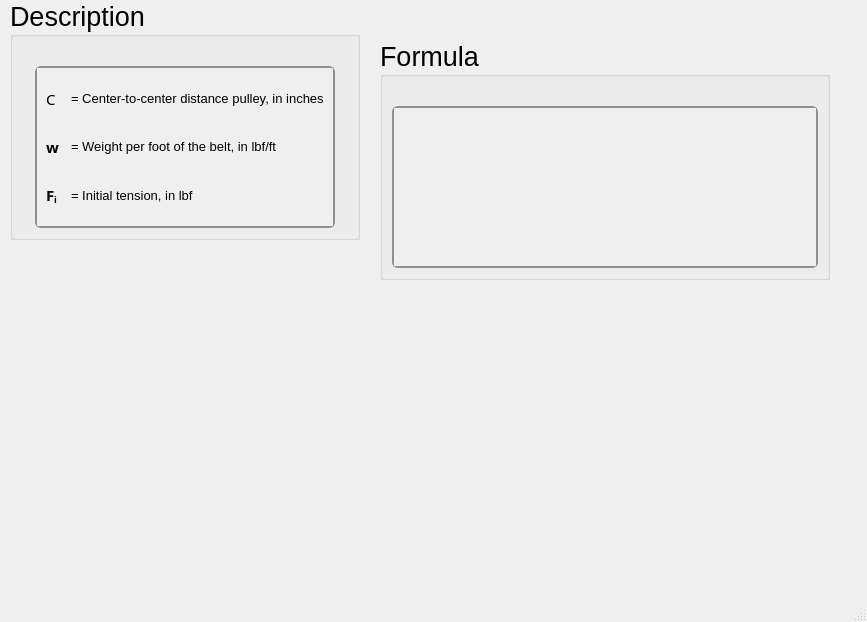
The window that ui/belt_dip.ui (Ah00ra/HNNS) describes before a commit, drawn with Qt 5.
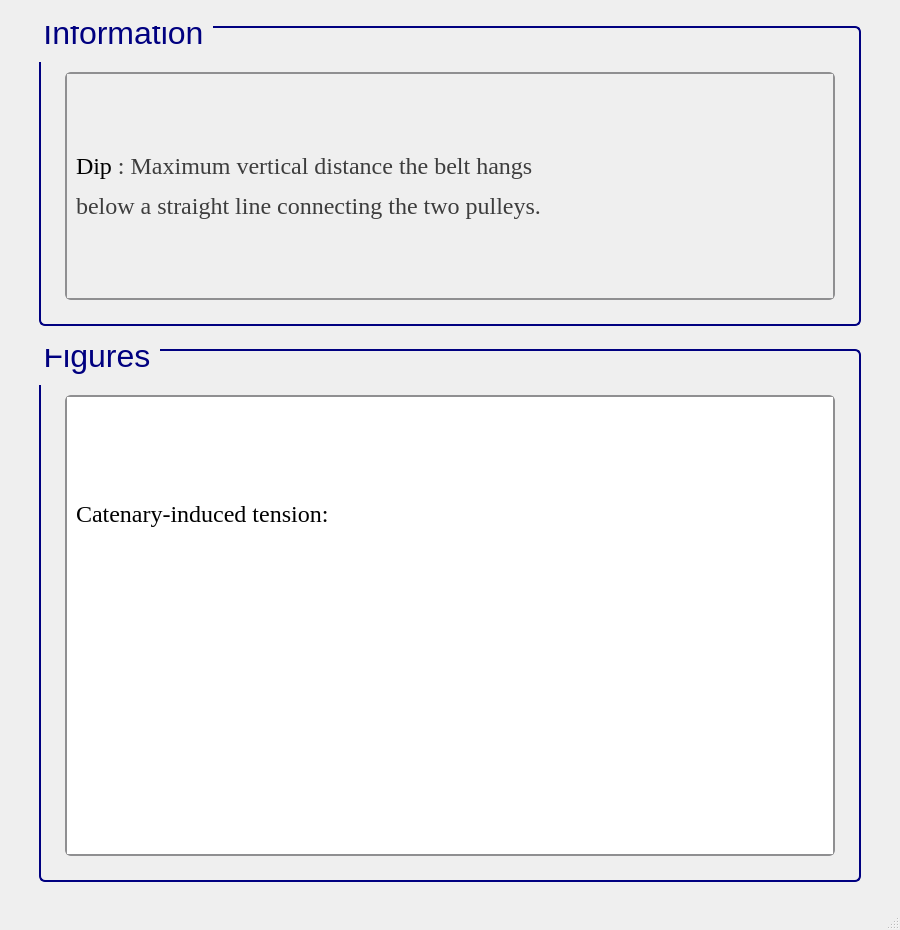
The same window after the commit. Icons and pictures are not drawn.

Commit message: Add ui info to belt and flatbelt metal

The edit to the form file:
```diff
--- a/ui/belt_dip.ui
+++ b/ui/belt_dip.ui
@@ -6,75 +6,125 @@
    <rect>
     <x>0</x>
     <y>0</y>
-    <width>867</width>
-    <height>622</height>
+    <width>900</width>
+    <height>930</height>
    </rect>
   </property>
+  <property name="sizePolicy">
+   <sizepolicy hsizetype="Fixed" vsizetype="Fixed">
+    <horstretch>0</horstretch>
+    <verstretch>0</verstretch>
+   </sizepolicy>
+  </property>
+  <property name="minimumSize">
+   <size>
+    <width>900</width>
+    <height>930</height>
+   </size>
+  </property>
   <property name="windowTitle">
    <string>MainWindow</string>
   </property>
   <widget class="QWidget" name="centralwidget">
-   <widget class="QGroupBox" name="groupBox_120">
-    <property name="geometry">
-     <rect>
-      <x>10</x>
-      <y>0</y>
-      <width>350</width>
-      <height>240</height>
-     </rect>
-    </property>
+   <layout class="QGridLayout" name="gridLayout">
+    <item row="0" column="1">
+     <spacer name="verticalSpacer_26">
+      <property name="orientation">
+       <enum>Qt::Vertical</enum>
+      </property>
+      <property name="sizeType">
+       <enum>QSizePolicy::Fixed</enum>
+      </property>
+      <property name="sizeHint" stdset="0">
+       <size>
+        <width>819</width>
+        <height>17</height>
+       </size>
+      </property>
+     </spacer>
+    </item>
+    <item row="1" column="1">
+     <widget class="QGroupBox" name="groupBox_125">
     <property name="sizePolicy">
-     <sizepolicy hsizetype="Minimum" vsizetype="Minimum">
+       <sizepolicy hsizetype="Fixed" vsizetype="Fixed">
       <horstretch>0</horstretch>
       <verstretch>0</verstretch>
      </sizepolicy>
     </property>
     <property name="minimumSize">
      <size>
-      <width>350</width>
-      <height>0</height>
+        <width>822</width>
+        <height>300</height>
      </size>
     </property>
     <property name="maximumSize">
      <size>
-      <width>350</width>
-      <height>241</height>
+        <width>822</width>
+        <height>300</height>
      </size>
     </property>
     <property name="font">
      <font>
       <family>Segoe UI</family>
-      <pointsize>20</pointsize>
+        <pointsize>24</pointsize>
       <weight>50</weight>
       <italic>false</italic>
       <bold>false</bold>
      </font>
     </property>
+      <property name="styleSheet">
+       <string notr="true">QGroupBox {
+    border: 2px solid navy;
+    border-radius: 6px;
+    background-color: qlineargradient(x1:0, y1:0, x2:0, y2:1,
+                                      stop:0 #f6f7fa, stop:1 #dadbde);
+    font: 24pt &quot;Segoe UI&quot;;
+    padding: 5px; /* add padding inside the group box */
+    color: black;
+}
+QGroupBox::title {
+    subcontrol-origin: margin;
+    subcontrol-position: top left;
+    padding-left: 0px;
+    padding-right: 5px;
+    padding-top: 0px;
+    margin-top: -22px;  /* shift title up */
+    color: navy;
+    font-weight: bold;
+}
+</string>
+      </property>
     <property name="title">
-     <string>Description</string>
-    </property>
-    <layout class="QGridLayout" name="gridLayout_248">
-     <item row="1" column="0">
-      <widget class="QScrollArea" name="scrollArea_38">
+       <string>Information</string>
+      </property>
+      <layout class="QGridLayout" name="gridLayout_255">
+       <item row="1" column="2">
+        <spacer name="verticalSpacer_36">
+         <property name="orientation">
+          <enum>Qt::Horizontal</enum>
+         </property>
+         <property name="sizeType">
+          <enum>QSizePolicy::Fixed</enum>
+         </property>
+         <property name="sizeHint" stdset="0">
+          <size>
+           <width>10</width>
+           <height>20</height>
+          </size>
+         </property>
+        </spacer>
+       </item>
+       <item row="1" column="1">
+        <widget class="QScrollArea" name="scrollArea_43">
        <property name="sizePolicy">
         <sizepolicy hsizetype="Minimum" vsizetype="Minimum">
          <horstretch>0</horstretch>
          <verstretch>0</verstretch>
         </sizepolicy>
        </property>
-       <property name="maximumSize">
-        <size>
-         <width>300</width>
-         <height>361</height>
-        </size>
-       </property>
        <property name="font">
         <font>
-         <family>Segoe UI</family>
          <pointsize>15</pointsize>
-         <weight>50</weight>
-         <italic>false</italic>
-         <bold>false</bold>
         </font>
        </property>
        <property name="styleSheet">
@@ -147,133 +197,126 @@
        <property name="widgetResizable">
         <bool>true</bool>
        </property>
-       <widget class="QWidget" name="scrollAreaWidgetContents_38">
+         <widget class="QWidget" name="scrollAreaWidgetContents_43">
         <property name="geometry">
          <rect>
           <x>0</x>
           <y>0</y>
-          <width>304</width>
-          <height>132</height>
-         </rect>
-        </property>
-        <layout class="QGridLayout" name="gridLayout_111">
+            <width>754</width>
+            <height>212</height>
+           </rect>
+          </property>
+          <layout class="QGridLayout" name="gridLayout_3">
          <item row="0" column="0">
           <widget class="QLabel" name="label_17">
            <property name="font">
             <font>
-             <family>Segoe UI Variable Small Semibol</family>
-             <pointsize>11</pointsize>
+               <family>Times New Roman</family>
+               <pointsize>18</pointsize>
              <weight>50</weight>
              <bold>false</bold>
             </font>
            </property>
+             <property name="cursor">
+              <cursorShape>ArrowCursor</cursorShape>
+             </property>
+             <property name="frameShape">
+              <enum>QFrame::NoFrame</enum>
+             </property>
            <property name="text">
-            <string>C</string>
+              <string>&lt;html&gt;&lt;head/&gt;&lt;body&gt;&lt;p&gt;&lt;span style=&quot; color:#000000;&quot;&gt;Dip&lt;/span&gt;&lt;span style=&quot; color:#3d3d3d;&quot;&gt; : M&lt;/span&gt;&lt;span style=&quot; color:#3d3d3d;&quot;&gt;aximum vertical distance&lt;/span&gt;&lt;span style=&quot; color:#3d3d3d;&quot;&gt; the belt hangs&lt;/span&gt;&lt;/p&gt;&lt;p&gt;&lt;span style=&quot; color:#3d3d3d;&quot;&gt; below a straight line connecting the two pulleys.&lt;/span&gt;&lt;/p&gt;&lt;/body&gt;&lt;/html&gt;</string>
            </property>
           </widget>
          </item>
-         <item row="0" column="1" colspan="2">
-          <widget class="QLabel" name="htext_368">
-           <property name="font">
-            <font>
-             <family>MS Shell Dlg 2</family>
-             <pointsize>10</pointsize>
-             <weight>50</weight>
-             <italic>false</italic>
-             <bold>false</bold>
-            </font>
-           </property>
-           <property name="text">
-            <string>&lt;html&gt;&lt;head/&gt;&lt;body&gt;&lt;p&gt;= Center-to-center distance pulley, in inches&lt;/p&gt;&lt;/body&gt;&lt;/html&gt;</string>
-           </property>
-          </widget>
+          </layout>
+         </widget>
+        </widget>
+       </item>
+       <item row="2" column="1">
+        <spacer name="verticalSpacer_37">
+         <property name="orientation">
+          <enum>Qt::Vertical</enum>
+         </property>
+         <property name="sizeType">
+          <enum>QSizePolicy::Fixed</enum>
+         </property>
+         <property name="sizeHint" stdset="0">
+          <size>
+           <width>10</width>
+           <height>10</height>
+          </size>
+         </property>
+        </spacer>
          </item>
          <item row="1" column="0">
-          <widget class="QLabel" name="label_26">
-           <property name="font">
-            <font>
-             <family>Segoe UI Variable Text Semibold</family>
-             <pointsize>11</pointsize>
-             <weight>75</weight>
-             <bold>true</bold>
-            </font>
-           </property>
-           <property name="text">
-            <string>&lt;html&gt;&lt;head/&gt;&lt;body&gt;&lt;p&gt;w&lt;/p&gt;&lt;/body&gt;&lt;/html&gt;</string>
-           </property>
-          </widget>
-         </item>
-         <item row="1" column="1" colspan="2">
-          <widget class="QLabel" name="htext_382">
-           <property name="font">
-            <font>
-             <family>MS Shell Dlg 2</family>
-             <pointsize>10</pointsize>
-            </font>
-           </property>
-           <property name="text">
-            <string>&lt;html&gt;&lt;head/&gt;&lt;body&gt;&lt;p align=&quot;justify&quot;&gt;= Weight per foot of the belt, in lbf/ft&lt;/p&gt;&lt;/body&gt;&lt;/html&gt;</string>
-           </property>
-          </widget>
-         </item>
-         <item row="2" column="0">
-          <widget class="QLabel" name="label_86">
-           <property name="font">
-            <font>
-             <family>Segoe UI Variable Small Semibol</family>
-             <pointsize>11</pointsize>
-             <weight>75</weight>
-             <bold>true</bold>
-            </font>
-           </property>
-           <property name="text">
-            <string>&lt;html&gt;&lt;head/&gt;&lt;body&gt;&lt;p&gt;F&lt;span style=&quot; vertical-align:sub;&quot;&gt;i&lt;/span&gt;&lt;/p&gt;&lt;/body&gt;&lt;/html&gt;</string>
-           </property>
-          </widget>
-         </item>
-         <item row="2" column="1">
-          <widget class="QLabel" name="htext_449">
-           <property name="font">
-            <font>
-             <pointsize>10</pointsize>
-            </font>
-           </property>
-           <property name="text">
-            <string>&lt;html&gt;&lt;head/&gt;&lt;body&gt;&lt;p&gt;= Initial tension, in lbf&lt;/p&gt;&lt;/body&gt;&lt;/html&gt;</string>
-           </property>
-          </widget>
-         </item>
-        </layout>
-       </widget>
-      </widget>
-     </item>
-     <item row="0" column="0">
-      <spacer name="verticalSpacer_120">
+        <spacer name="verticalSpacer_34">
        <property name="orientation">
-        <enum>Qt::Vertical</enum>
+          <enum>Qt::Horizontal</enum>
        </property>
        <property name="sizeType">
         <enum>QSizePolicy::Fixed</enum>
        </property>
        <property name="sizeHint" stdset="0">
         <size>
-         <width>20</width>
+           <width>10</width>
          <height>20</height>
         </size>
        </property>
       </spacer>
      </item>
-    </layout>
-   </widget>
-   <widget class="QGroupBox" name="groupBox_119">
-    <property name="geometry">
-     <rect>
-      <x>380</x>
-      <y>40</y>
-      <width>450</width>
-      <height>240</height>
-     </rect>
-    </property>
+       <item row="0" column="1">
+        <spacer name="verticalSpacer_35">
+         <property name="orientation">
+          <enum>Qt::Vertical</enum>
+         </property>
+         <property name="sizeType">
+          <enum>QSizePolicy::Fixed</enum>
+         </property>
+         <property name="sizeHint" stdset="0">
+          <size>
+           <width>20</width>
+           <height>30</height>
+          </size>
+         </property>
+        </spacer>
+       </item>
+      </layout>
+     </widget>
+    </item>
+    <item row="2" column="1">
+     <spacer name="verticalSpacer_23">
+      <property name="orientation">
+       <enum>Qt::Vertical</enum>
+      </property>
+      <property name="sizeType">
+       <enum>QSizePolicy::Fixed</enum>
+      </property>
+      <property name="sizeHint" stdset="0">
+       <size>
+        <width>819</width>
+        <height>17</height>
+       </size>
+      </property>
+     </spacer>
+    </item>
+    <item row="3" column="0">
+     <spacer name="verticalSpacer_25">
+      <property name="orientation">
+       <enum>Qt::Horizontal</enum>
+      </property>
+      <property name="sizeType">
+       <enum>QSizePolicy::Fixed</enum>
+      </property>
+      <property name="sizeHint" stdset="0">
+       <size>
+        <width>17</width>
+        <height>474</height>
+       </size>
+      </property>
+     </spacer>
+    </item>
+    <item row="3" column="1">
+     <widget class="QGroupBox" name="groupBox_42">
     <property name="sizePolicy">
      <sizepolicy hsizetype="Minimum" vsizetype="Minimum">
       <horstretch>0</horstretch>
@@ -282,57 +325,196 @@
     </property>
     <property name="minimumSize">
      <size>
-      <width>450</width>
-      <height>0</height>
+        <width>822</width>
+        <height>350</height>
      </size>
     </property>
     <property name="maximumSize">
      <size>
-      <width>450</width>
-      <height>241</height>
+        <width>350</width>
+        <height>16777215</height>
      </size>
     </property>
     <property name="font">
      <font>
       <family>Segoe UI</family>
-      <pointsize>20</pointsize>
+        <pointsize>24</pointsize>
       <weight>50</weight>
       <italic>false</italic>
       <bold>false</bold>
      </font>
     </property>
+      <property name="styleSheet">
+       <string notr="true">/* GroupBox styling */
+QGroupBox {
+    border: 2px solid navy;
+    border-radius: 6px;
+    background-color: qlineargradient(x1:0, y1:0, x2:0, y2:1,
+    stop:0 #f6f7fa, stop:1 #dadbde);
+    font: 24pt &quot;Segoe UI&quot;;
+    padding: 5px;
+    color: black;
+}
+
+/* GroupBox title styling */
+QGroupBox::title {
+    subcontrol-origin: margin;
+    subcontrol-position: top left;
+    padding-left: 0px;
+    padding-right: 5px;
+    padding-top: 0px;
+    margin-top: -22px;
+    color: navy;
+    font-weight: bold;
+}
+
+/* Make QScrollArea (only within GroupBox) have a white background with correct border */
+QGroupBox QScrollArea {
+    background-color: white !important;
+    border: 2px solid #8f8f91;
+    border-radius: 6px;
+}
+
+/* Make QScrollArea's viewport white as well */
+QGroupBox QScrollArea QWidget {
+    background-color: white !important;
+}
+
+/* Scrollbar styling inside QScrollArea in QGroupBox */
+QGroupBox QScrollArea QScrollBar:vertical, QGroupBox QScrollArea QScrollBar:horizontal {
+    background: qlineargradient(x1:0, y1:0, x2:0, y2:1,
+    stop:0 #f6f7fa, stop:1 #dadbde);
+    border: 2px solid #8f8f91;
+    border-radius: 6px;
+    width: 14px;
+    height: 14px;
+    margin: 2px 0 2px 0;
+}
+
+/* Remove bottom button of vertical scrollbar */
+QGroupBox QScrollArea QScrollBar::add-line:vertical {
+    height: 0px;
+    width: 0px;
+    border: none;
+    background: none;
+    margin: 0px;
+    padding: 0px;
+}
+
+/* Scrollbar handle */
+QGroupBox QScrollArea QScrollBar::handle:vertical, QGroupBox QScrollArea QScrollBar::handle:horizontal {
+    background: qlineargradient(x1:0, y1:0, x2:0, y2:1,
+    stop:0 #8f8f91, stop:1 #6f6f71);
+    min-height: 20px;
+    border-radius: 6px;
+    border: 1px solid #6f6f71;
+}
+
+QGroupBox QScrollArea QScrollBar::handle:vertical:hover, QGroupBox QScrollArea QScrollBar::handle:horizontal:hover {
+    background: qlineargradient(x1:0, y1:0, x2:0, y2:1,
+    stop:0 #6f6f71, stop:1 #4f4f51);
+    border: 1px solid #4f4f51;
+}
+
+/* Scrollbar sub-line buttons */
+QGroupBox QScrollArea QScrollBar::sub-line:vertical, QGroupBox QScrollArea QScrollBar::add-line:horizontal, QGroupBox QScrollArea QScrollBar::sub-line:horizontal {
+    background: #8f8f91;
+    border: none;
+    border-radius: 3px;
+    height: 14px;
+    width: 14px;
+    subcontrol-origin: margin;
+}
+
+QGroupBox QScrollArea QScrollBar::sub-line:vertical:hover, QGroupBox QScrollArea QScrollBar::add-line:horizontal:hover, QGroupBox QScrollArea QScrollBar::sub-line:horizontal:hover {
+    background: #6f6f71;
+}
+
+/* Transparent page areas */
+QGroupBox QScrollArea QScrollBar::add-page:vertical, QGroupBox QScrollArea QScrollBar::sub-page:vertical,
+QGroupBox QScrollArea QScrollBar::add-page:horizontal, QGroupBox QScrollArea QScrollBar::sub-page:horizontal {
+    background: transparent;
+}
+</string>
+      </property>
     <property name="title">
-     <string>Formula</string>
-    </property>
-    <layout class="QGridLayout" name="gridLayout_246">
+       <string>Figures</string>
+      </property>
+      <layout class="QGridLayout" name="gridLayout_2">
+       <item row="0" column="1">
+        <spacer name="verticalSpacer_41">
+         <property name="orientation">
+          <enum>Qt::Vertical</enum>
+         </property>
+         <property name="sizeType">
+          <enum>QSizePolicy::Fixed</enum>
+         </property>
+         <property name="sizeHint" stdset="0">
+          <size>
+           <width>20</width>
+           <height>30</height>
+          </size>
+         </property>
+        </spacer>
+       </item>
      <item row="1" column="0">
-      <widget class="QScrollArea" name="scrollArea_37">
-       <property name="sizePolicy">
-        <sizepolicy hsizetype="Minimum" vsizetype="Minimum">
-         <horstretch>0</horstretch>
-         <verstretch>0</verstretch>
-        </sizepolicy>
-       </property>
-       <property name="font">
-        <font>
-         <family>Segoe UI</family>
-         <pointsize>15</pointsize>
-         <weight>50</weight>
-         <italic>false</italic>
-         <bold>false</bold>
-        </font>
-       </property>
+        <spacer name="verticalSpacer_39">
+         <property name="orientation">
+          <enum>Qt::Horizontal</enum>
+         </property>
+         <property name="sizeType">
+          <enum>QSizePolicy::Fixed</enum>
+         </property>
+         <property name="sizeHint" stdset="0">
+          <size>
+           <width>10</width>
+           <height>20</height>
+          </size>
+         </property>
+        </spacer>
+       </item>
+       <item row="1" column="1">
+        <widget class="QScrollArea" name="scrollArea_3">
        <property name="styleSheet">
-        <string notr="true">QScrollArea {
-    background: qlineargradient(x1:0, y1:0, x2:0, y2:1,
-                               stop:0 #f6f7fa, stop:1 #dadbde);
+          <string notr="true">/* GroupBox styling */
+QGroupBox {
+    border: 2px solid navy;
+    border-radius: 6px;
+    background-color: qlineargradient(x1:0, y1:0, x2:0, y2:1,
+    stop:0 #f6f7fa, stop:1 #dadbde);
+    font: 20pt &quot;Segoe UI&quot;;
+    padding: 5px;
+    color: black;
+}
+
+/* GroupBox title styling */
+QGroupBox::title {
+    subcontrol-origin: margin;
+    subcontrol-position: top left;
+    padding-left: 0px;
+    padding-right: 5px;
+    padding-top: 0px;
+    margin-top: -20px;
+    color: navy;
+    font-weight: bold;
+}
+
+/* Make QScrollArea (only within GroupBox) have a white background with correct border */
+QGroupBox QScrollArea {
+    background-color: white !important;
     border: 2px solid #8f8f91;
     border-radius: 6px;
 }
 
-QScrollArea QScrollBar:vertical, QScrollArea QScrollBar:horizontal {
+/* Make QScrollArea's viewport white as well */
+QGroupBox QScrollArea QWidget {
+    background-color: white !important;
+}
+
+/* Scrollbar styling inside QScrollArea in QGroupBox */
+QGroupBox QScrollArea QScrollBar:vertical, QGroupBox QScrollArea QScrollBar:horizontal {
     background: qlineargradient(x1:0, y1:0, x2:0, y2:1,
-                               stop:0 #f6f7fa, stop:1 #dadbde);
+    stop:0 #f6f7fa, stop:1 #dadbde);
     border: 2px solid #8f8f91;
     border-radius: 6px;
     width: 14px;
@@ -340,8 +522,8 @@
     margin: 2px 0 2px 0;
 }
 
-/* Completely remove the bottom button of the vertical scrollbar */
-QScrollArea QScrollBar::add-line:vertical {
+/* Remove bottom button of vertical scrollbar */
+QGroupBox QScrollArea QScrollBar::add-line:vertical {
     height: 0px;
     width: 0px;
     border: none;
@@ -350,9 +532,10 @@
     padding: 0px;
 }
 
-QScrollArea QScrollBar::handle:vertical, QScrollArea QScrollBar::handle:horizontal {
+/* Scrollbar handle */
+QGroupBox QScrollArea QScrollBar::handle:vertical, QGroupBox QScrollArea QScrollBar::handle:horizontal {
     background: qlineargradient(x1:0, y1:0, x2:0, y2:1,
-                               stop:0 #8f8f91, stop:1 #6f6f71);
+    stop:0 #8f8f91, stop:1 #6f6f71);
     min-height: 20px;
     border-radius: 6px;
     border: 1px solid #6f6f71;
@@ -364,7 +547,8 @@
     border: 1px solid #4f4f51;
 }
 
-QScrollArea QScrollBar::sub-line:vertical, QScrollArea QScrollBar::add-line:horizontal, QScrollArea QScrollBar::sub-line:horizontal {
+/* Scrollbar sub-line buttons */
+QGroupBox QScrollArea QScrollBar::sub-line:vertical, QGroupBox QScrollArea QScrollBar::add-line:horizontal, QGroupBox QScrollArea QScrollBar::sub-line:horizontal {
     background: #8f8f91;
     border: none;
     border-radius: 3px;
@@ -377,44 +561,54 @@
     background: #6f6f71;
 }
 
-QScrollArea QScrollBar::add-page:vertical, QScrollArea QScrollBar::sub-page:vertical,
-QScrollArea QScrollBar::add-page:horizontal, QScrollArea QScrollBar::sub-page:horizontal {
+/* Transparent page areas */
+QGroupBox QScrollArea QScrollBar::add-page:vertical, QGroupBox QScrollArea QScrollBar::sub-page:vertical,
+QGroupBox QScrollArea QScrollBar::add-page:horizontal, QGroupBox QScrollArea QScrollBar::sub-page:horizontal {
     background: transparent;
 }
 </string>
        </property>
-       <property name="verticalScrollBarPolicy">
-        <enum>Qt::ScrollBarAsNeeded</enum>
-       </property>
        <property name="widgetResizable">
         <bool>true</bool>
        </property>
-       <widget class="QWidget" name="scrollAreaWidgetContents_37">
+         <widget class="QWidget" name="scrollAreaWidgetContents_3">
         <property name="geometry">
          <rect>
           <x>0</x>
           <y>0</y>
-          <width>422</width>
-          <height>146</height>
-         </rect>
-        </property>
-        <layout class="QGridLayout" name="gridLayout_247">
+            <width>772</width>
+            <height>384</height>
+           </rect>
+          </property>
+          <layout class="QGridLayout" name="gridLayout_4">
          <item row="0" column="0">
           <widget class="QLabel" name="htext_463">
            <property name="font">
             <font>
-             <family>MS Shell Dlg 2</family>
-             <pointsize>11</pointsize>
+               <family>Times New Roman</family>
+               <pointsize>18</pointsize>
              <weight>50</weight>
-             <italic>false</italic>
              <bold>false</bold>
             </font>
            </property>
+             <property name="cursor">
+              <cursorShape>ArrowCursor</cursorShape>
+             </property>
+             <property name="frameShape">
+              <enum>QFrame::NoFrame</enum>
+             </property>
            <property name="text">
-            <string>&lt;html&gt;&lt;head/&gt;&lt;body&gt;&lt;p&gt;&lt;img src=&quot;:/desc/images/dip.png&quot;/&gt;&lt;/p&gt;&lt;/body&gt;&lt;/html&gt;</string>
-           </property>
-           <property name="scaledContents">
-            <bool>true</bool>
+              <string>&lt;html&gt;&lt;head/&gt;&lt;body&gt;&lt;p&gt;Catenary-induced tension:&lt;/p&gt;&lt;/body&gt;&lt;/html&gt;</string>
+             </property>
+            </widget>
+           </item>
+           <item row="1" column="0">
+            <widget class="QLabel" name="label">
+             <property name="frameShape">
+              <enum>QFrame::NoFrame</enum>
+             </property>
+             <property name="text">
+              <string>&lt;html&gt;&lt;head/&gt;&lt;body&gt;&lt;p&gt;&lt;img src=&quot;:/info/info/dip.png&quot;/&gt;&lt;/p&gt;&lt;/body&gt;&lt;/html&gt;</string>
            </property>
           </widget>
          </item>
@@ -422,24 +616,74 @@
        </widget>
       </widget>
      </item>
-     <item row="0" column="0">
-      <spacer name="verticalSpacer_119">
+       <item row="1" column="2">
+        <spacer name="verticalSpacer_40">
        <property name="orientation">
-        <enum>Qt::Vertical</enum>
+          <enum>Qt::Horizontal</enum>
        </property>
        <property name="sizeType">
         <enum>QSizePolicy::Fixed</enum>
        </property>
        <property name="sizeHint" stdset="0">
         <size>
-         <width>20</width>
+           <width>10</width>
          <height>20</height>
         </size>
        </property>
       </spacer>
      </item>
-    </layout>
-   </widget>
+       <item row="2" column="1">
+        <spacer name="verticalSpacer_38">
+         <property name="orientation">
+          <enum>Qt::Vertical</enum>
+         </property>
+         <property name="sizeType">
+          <enum>QSizePolicy::Fixed</enum>
+         </property>
+         <property name="sizeHint" stdset="0">
+          <size>
+           <width>10</width>
+           <height>10</height>
+          </size>
+         </property>
+        </spacer>
+       </item>
+      </layout>
+     </widget>
+    </item>
+    <item row="3" column="2">
+     <spacer name="verticalSpacer_28">
+      <property name="orientation">
+       <enum>Qt::Horizontal</enum>
+      </property>
+      <property name="sizeType">
+       <enum>QSizePolicy::Fixed</enum>
+      </property>
+      <property name="sizeHint" stdset="0">
+       <size>
+        <width>17</width>
+        <height>474</height>
+       </size>
+      </property>
+     </spacer>
+    </item>
+    <item row="4" column="1">
+     <spacer name="verticalSpacer_27">
+      <property name="orientation">
+       <enum>Qt::Vertical</enum>
+      </property>
+      <property name="sizeType">
+       <enum>QSizePolicy::Fixed</enum>
+      </property>
+      <property name="sizeHint" stdset="0">
+       <size>
+        <width>819</width>
+        <height>17</height>
+       </size>
+      </property>
+     </spacer>
+    </item>
+   </layout>
   </widget>
   <widget class="QMenuBar" name="menubar">
    <property name="geometry">
```
Left out of the diff: 18 changed lines with no effect on the pictures. Lines whose indentation alone changed are shown as unchanged. The commit also changes 32 other files.
